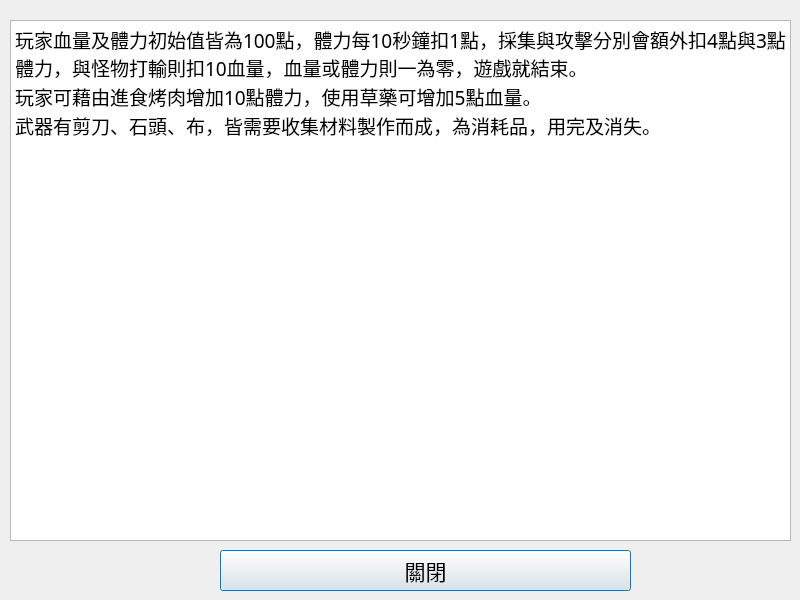
The window that ruleintrowindow.ui (linwebs/island_survive) describes before a commit, drawn with Qt 5.
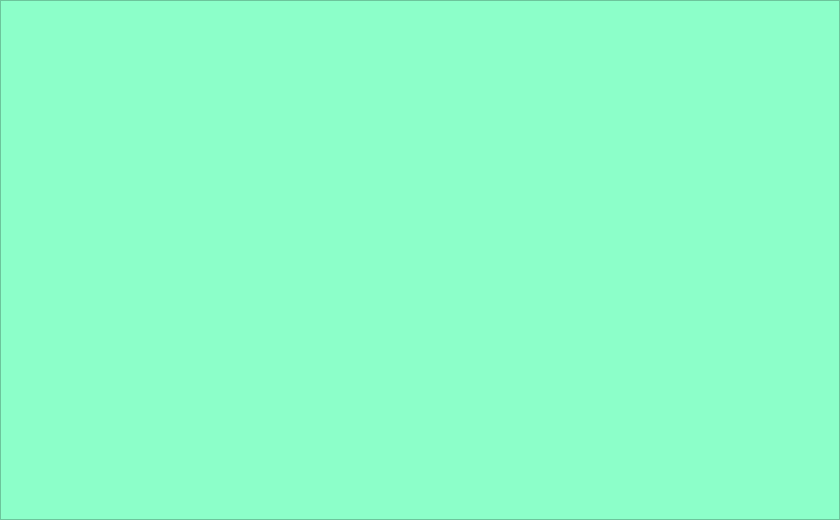
The same window after the commit. Icons and pictures are not drawn.

Commit message: 遊戲存檔

Patch:
```diff
--- a/ruleintrowindow.ui
+++ b/ruleintrowindow.ui
@@ -6,20 +6,20 @@
    <rect>
     <x>0</x>
     <y>0</y>
-    <width>800</width>
-    <height>600</height>
+    <width>840</width>
+    <height>520</height>
    </rect>
   </property>
   <property name="minimumSize">
    <size>
-    <width>800</width>
-    <height>600</height>
+    <width>0</width>
+    <height>0</height>
    </size>
   </property>
   <property name="maximumSize">
    <size>
-    <width>800</width>
-    <height>600</height>
+    <width>840</width>
+    <height>520</height>
    </size>
   </property>
   <property name="font">
@@ -34,43 +34,47 @@
   <widget class="QTextBrowser" name="textBrowser">
    <property name="geometry">
     <rect>
-     <x>10</x>
-     <y>20</y>
-     <width>781</width>
-     <height>521</height>
+     <x>0</x>
+     <y>0</y>
+     <width>840</width>
+     <height>520</height>
     </rect>
    </property>
+   <property name="sizePolicy">
+    <sizepolicy hsizetype="Expanding" vsizetype="Maximum">
+     <horstretch>0</horstretch>
+     <verstretch>0</verstretch>
+    </sizepolicy>
+   </property>
+   <property name="minimumSize">
+    <size>
+     <width>840</width>
+     <height>520</height>
+    </size>
+   </property>
+   <property name="maximumSize">
+    <size>
+     <width>840</width>
+     <height>520</height>
+    </size>
+   </property>
    <property name="font">
     <font>
      <pointsize>14</pointsize>
     </font>
    </property>
+   <property name="styleSheet">
+    <string notr="true">background-color: #8cffc9;</string>
+   </property>
    <property name="html">
     <string>&lt;!DOCTYPE HTML PUBLIC &quot;-//W3C//DTD HTML 4.0//EN&quot; &quot;http://www.w3.org/TR/REC-html40/strict.dtd&quot;&gt;
 &lt;html&gt;&lt;head&gt;&lt;meta name=&quot;qrichtext&quot; content=&quot;1&quot; /&gt;&lt;style type=&quot;text/css&quot;&gt;
 p, li { white-space: pre-wrap; }
-&lt;/style&gt;&lt;/head&gt;&lt;body style=&quot; font-family:'Microsoft JhengHei'; font-size:14pt; font-weight:400; font-style:normal;&quot;&gt;
-&lt;p style=&quot; margin-top:0px; margin-bottom:0px; margin-left:0px; margin-right:0px; -qt-block-indent:0; text-indent:0px;&quot;&gt;玩家血量及體力初始值皆為100點，體力每10秒鐘扣1點，採集與攻擊分別會額外扣4點與3點體力，與怪物打輸則扣10血量，血量或體力則一為零，遊戲就結束。&lt;/p&gt;
-&lt;p style=&quot; margin-top:0px; margin-bottom:0px; margin-left:0px; margin-right:0px; -qt-block-indent:0; text-indent:0px;&quot;&gt;玩家可藉由進食烤肉增加10點體力，使用草藥可增加5點血量。&lt;/p&gt;
-&lt;p style=&quot; margin-top:0px; margin-bottom:0px; margin-left:0px; margin-right:0px; -qt-block-indent:0; text-indent:0px;&quot;&gt;武器有剪刀、石頭、布，皆需要收集材料製作而成，為消耗品，用完及消失。&lt;/p&gt;&lt;/body&gt;&lt;/html&gt;</string>
+&lt;/style&gt;&lt;/head&gt;&lt;body style=&quot; font-family:'PMingLiU'; font-size:14pt; font-weight:400; font-style:normal;&quot;&gt;
+&lt;p align=&quot;center&quot; style=&quot; margin-top:0px; margin-bottom:0px; margin-left:0px; margin-right:0px; -qt-block-indent:0; text-indent:0px;&quot;&gt;&lt;img src=&quot;:/res/img/intro/game_intro.png&quot; /&gt;&lt;/p&gt;&lt;/body&gt;&lt;/html&gt;</string>
    </property>
-  </widget>
-  <widget class="QPushButton" name="pushButton">
-   <property name="geometry">
-    <rect>
-     <x>220</x>
-     <y>550</y>
-     <width>411</width>
-     <height>41</height>
-    </rect>
-   </property>
-   <property name="font">
-    <font>
-     <pointsize>16</pointsize>
-    </font>
-   </property>
-   <property name="text">
-    <string>關閉</string>
+   <property name="verticalScrollBar" stdset="0">
+    <string>0</string>
    </property>
   </widget>
  </widget>
```
The commit also changes 21 other files.
